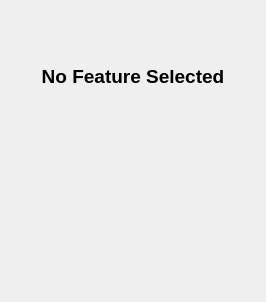
paulmthompson/WhiskerToolbox, file src/WhiskerToolbox/DataManager_Widget/DataManager_Widget.ui: the form before one commit.
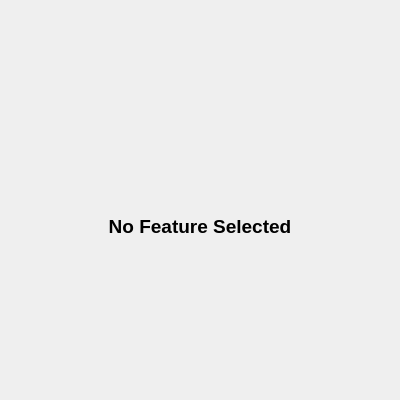
The form after the commit. Custom widgets are drawn as their Qt base class.

Commit message: Minimum window size, bugs remain

The edit to the form file:
```diff
--- a/src/WhiskerToolbox/DataManager_Widget/DataManager_Widget.ui
+++ b/src/WhiskerToolbox/DataManager_Widget/DataManager_Widget.ui
@@ -6,14 +6,26 @@
    <rect>
     <x>0</x>
     <y>0</y>
-    <width>266</width>
-    <height>302</height>
+    <width>400</width>
+    <height>400</height>
    </rect>
   </property>
+  <property name="sizePolicy">
+   <sizepolicy hsizetype="MinimumExpanding" vsizetype="Preferred">
+    <horstretch>0</horstretch>
+    <verstretch>0</verstretch>
+   </sizepolicy>
+  </property>
+  <property name="minimumSize">
+   <size>
+    <width>250</width>
+    <height>400</height>
+   </size>
+  </property>
   <property name="windowTitle">
    <string>Form</string>
   </property>
-  <layout class="QVBoxLayout" name="verticalLayout_2">
+  <layout class="QVBoxLayout" name="verticalLayout_2" stretch="0,0,0,0,0">
    <item>
     <widget class="Feature_Table_Widget" name="feature_table_widget" native="true">
      <property name="sizePolicy">
@@ -24,8 +36,8 @@
      </property>
      <property name="minimumSize">
       <size>
-       <width>0</width>
-       <height>0</height>
+       <width>200</width>
+       <height>150</height>
       </size>
      </property>
      <property name="maximumSize">
@@ -91,7 +103,6 @@
      <property name="font">
       <font>
        <pointsize>14</pointsize>
-       <weight>75</weight>
        <bold>true</bold>
       </font>
      </property>
@@ -120,19 +131,6 @@
      <widget class="QWidget" name="blank"/>
     </widget>
    </item>
-   <item>
-    <spacer name="verticalSpacer">
-     <property name="orientation">
-      <enum>Qt::Vertical</enum>
-     </property>
-     <property name="sizeHint" stdset="0">
-      <size>
-       <width>20</width>
-       <height>40</height>
-      </size>
-     </property>
-    </spacer>
-   </item>
   </layout>
  </widget>
  <customwidgets>
```
The commit also changes 6 other files.
